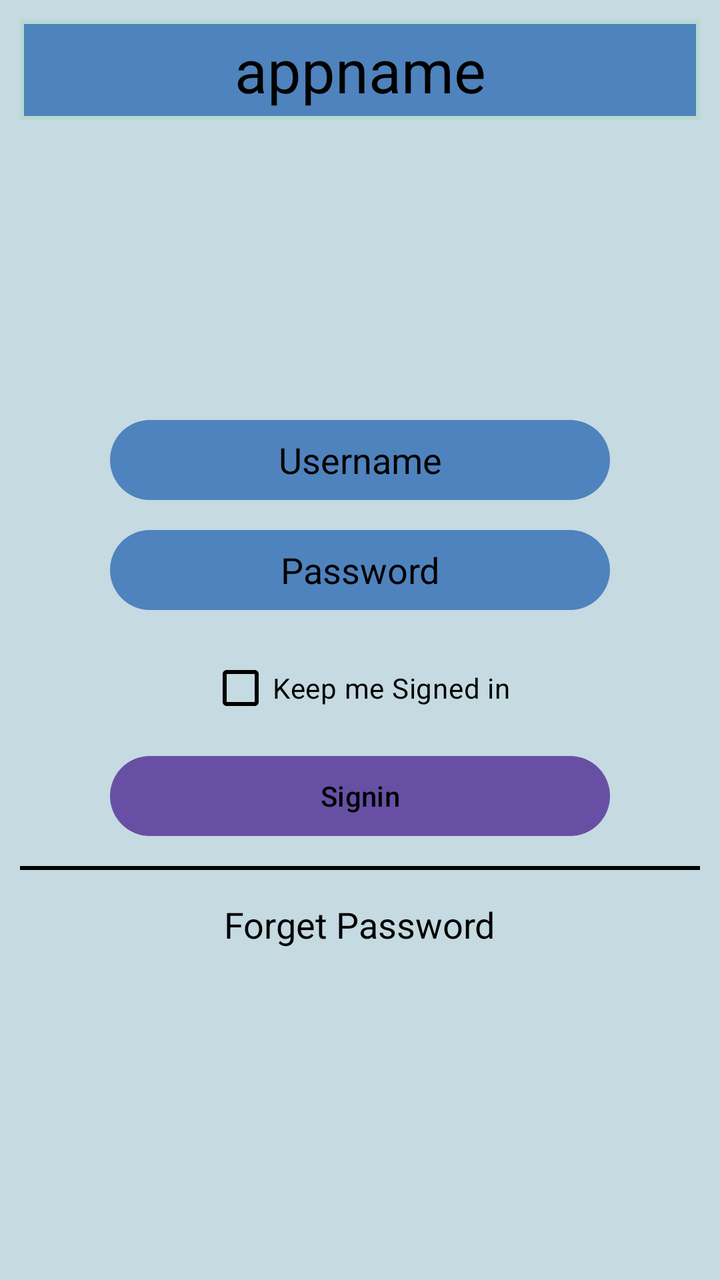
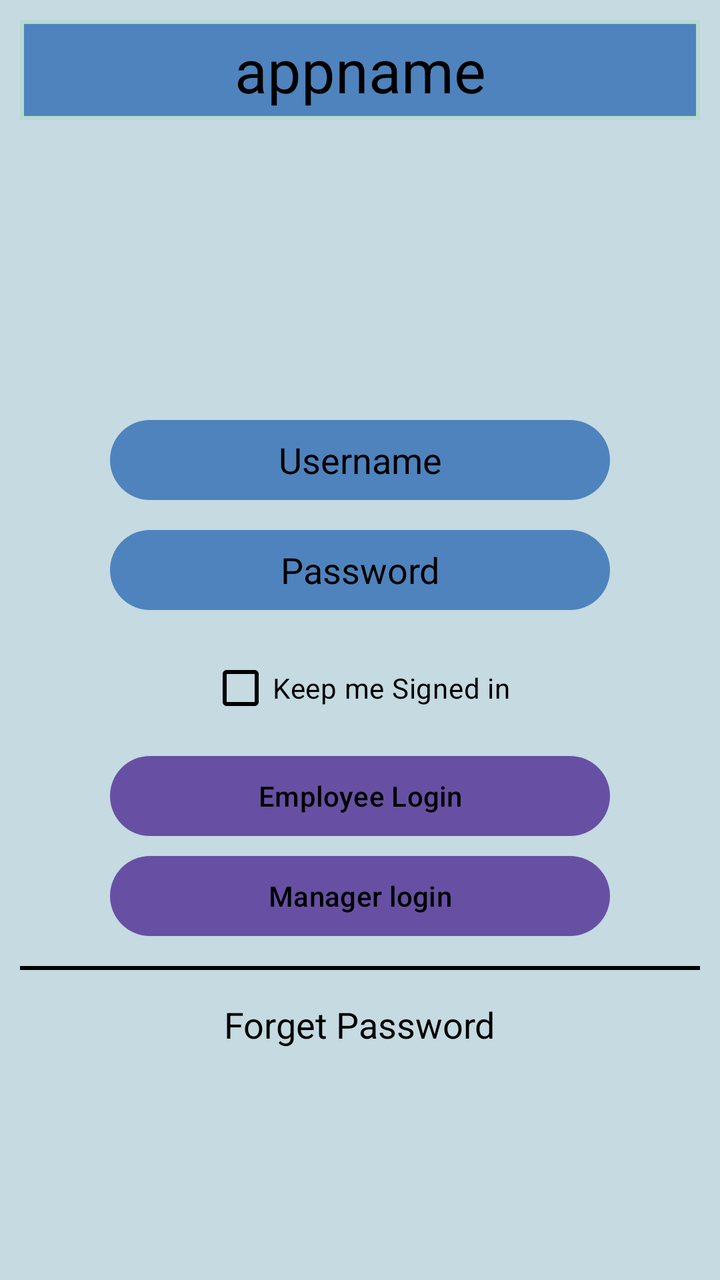

Two renders of the same Android screen: before a commit and after it. Below are the layout's source before the change and the commit's diff.
<!-- AndroidManifest.xml: application theme Theme.Comp2001Work -->
<!-- res/layout/activity_main.xml -->
<?xml version="1.0" encoding="utf-8"?>
<androidx.constraintlayout.widget.ConstraintLayout
    xmlns:android="http://schemas.android.com/apk/res/android"
    xmlns:tools="http://schemas.android.com/tools"
    android:layout_width="match_parent"
    android:layout_height="match_parent"
    android:background="#B6D0D9"
    tools:context=".login">

    <LinearLayout
        android:layout_width="match_parent"
        android:layout_height="match_parent"
        android:orientation="vertical"
        android:background="#3fff"
        android:gravity="center_horizontal"
        android:padding="10dp">

        <TextView
            android:layout_width="wrap_content"
            android:layout_height="wrap_content"
            android:text="@string/appname"
            android:textSize="30sp"
            android:background="@drawable/circle"
            android:gravity="center"
            android:textColor="#000000"/>
        <EditText
            android:layout_marginTop="150dp"
            android:gravity="center"
            android:layout_width="250dp"
            android:layout_height="40dp"
            android:hint="@string/username"
            android:textColorHint="#000000"
            android:background="@drawable/custombutton"
            />
        <EditText
            android:layout_marginTop="15dp"
            android:gravity="center"
            android:layout_width="250dp"
            android:layout_height="40dp"
            android:hint="@string/password"
            android:textColorHint="#000000"
            android:background="@drawable/custombutton"/>
        <CheckBox
            android:layout_width="wrap_content"
            android:layout_height="wrap_content"
            android:text="@string/keep_me_signed_in"
            android:textColor="#000000"
            android:hint="@string/fffbf6"
            android:layout_marginTop="15dp"
            android:buttonTint="#000000"
            />
        <Button
            android:id="@+id/login"
            android:layout_width="250dp"
            android:layout_height="40dp"
            android:text="@string/signin"
            android:textAllCaps="false"
            android:layout_marginTop="10dp"
            android:background="@drawable/custombutton2"
            android:textColor="#000000"/>
        <View
            android:layout_width="fill_parent"
            android:layout_height="2dp"
            android:background="#000000"
            android:layout_marginTop="15dp"/>
        <TextView
            android:gravity="bottom"
            android:layout_width="wrap_content"
            android:layout_height="wrap_content"
            android:text="@string/forget_password"
            android:textSize="18sp"
            android:layout_marginTop="15dp"
            android:textColor="#000000"
            />

    </LinearLayout>

</androidx.constraintlayout.widget.ConstraintLayout>
<!-- resources referenced by this layout -->
<resources>
  <!-- drawable circle (drawable) -->
  <?xml version="1.0" encoding="utf-8"?>
  <shape xmlns:android="http://schemas.android.com/apk/res/android"
      android:shape="rectangle">
  
      <stroke
          android:width="2dp"
          android:color="#B6D9D0" />
      <size
          android:width="450dp"
          android:height="50dp" />
      <solid android:color="#4F83BD" />
  
  </shape>
  <!-- drawable custombutton (drawable) -->
  <?xml version="1.0" encoding="utf-8"?>
  <shape xmlns:android="http://schemas.android.com/apk/res/android">
      <solid android:color="#4F83BD" />
      <corners android:radius="50dp" />
  </shape>
  <!-- drawable custombutton2 (drawable) -->
  <?xml version="1.0" encoding="utf-8"?>
  <shape xmlns:android="http://schemas.android.com/apk/res/android">
      <solid android:color="#4F83BD" />
      <corners android:radius="50dp" />
  </shape>
  <string name="appname">appname</string>
  <string name="fffbf6">#FFFBF6</string>
  <string name="forget_password">Forget Password</string>
  <string name="keep_me_signed_in">Keep me Signed in</string>
  <string name="password">Password</string>
  <string name="signin">Signin</string>
  <string name="username">Username</string>
  <style name="Theme.Comp2001Work" parent="Base.Theme.Comp2001Work" />
  <style name="Base.Theme.Comp2001Work" parent="Theme.Material3.DayNight.NoActionBar">
          
          
      </style>
</resources>

<!-- the commit's change to res/layout/activity_main.xml (unified diff, before → after) -->
@@ -53,7 +53,16 @@
             android:id="@+id/login"
             android:layout_width="250dp"
             android:layout_height="40dp"
-            android:text="@string/signin"
+            android:text="Employee Login"
+            android:textAllCaps="false"
+            android:layout_marginTop="10dp"
+            android:background="@drawable/custombutton2"
+            android:textColor="#000000"/>
+        <Button
+            android:id="@+id/login2"
+            android:layout_width="250dp"
+            android:layout_height="40dp"
+            android:text="Manager login"
             android:textAllCaps="false"
             android:layout_marginTop="10dp"
             android:background="@drawable/custombutton2"
<!-- resource entries referenced after the edit -->
@@ -31,7 +31,6 @@
   <string name="forget_password">Forget Password</string>
   <string name="keep_me_signed_in">Keep me Signed in</string>
   <string name="password">Password</string>
-  <string name="signin">Signin</string>
   <string name="username">Username</string>
   <style name="Theme.Comp2001Work" parent="Base.Theme.Comp2001Work" />
   <style name="Base.Theme.Comp2001Work" parent="Theme.Material3.DayNight.NoActionBar">
